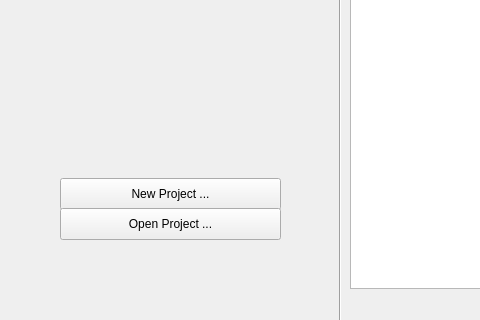
The window that cmd/firefly/assets/ui/launchwindow.ui (omniskop/firefly) describes before a commit, drawn with Qt 5; both pictures show x 0 to 480 and y 102 to 422 of the 679 by 422 pixel window.
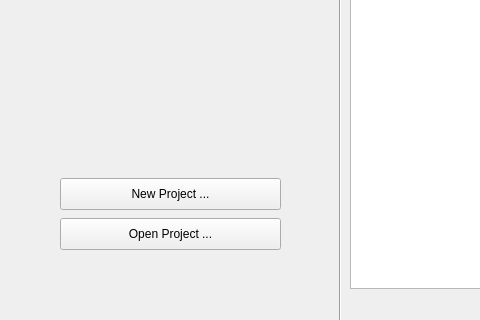
The same window after the commit. Icons and pictures are not drawn.

```diff
--- a/cmd/firefly/assets/ui/launchwindow.ui
+++ b/cmd/firefly/assets/ui/launchwindow.ui
@@ -72,7 +72,7 @@
     <property name="geometry">
      <rect>
       <x>60</x>
-      <y>310</y>
+      <y>320</y>
       <width>221</width>
       <height>32</height>
      </rect>
```
